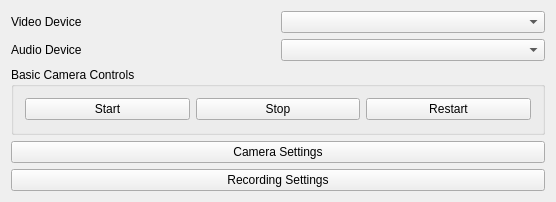
m-riley04/ModularSensorSystem, file src/Widgets/CameraControls/cameracontrols.ui: the form before one commit.
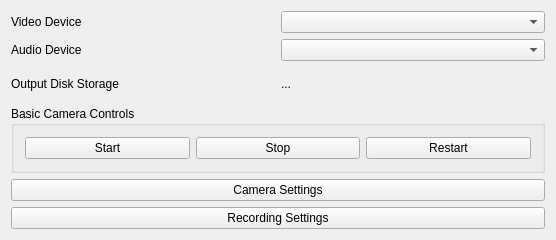
The form after the commit.

The edit to the form file:
```diff
--- a/src/Widgets/CameraControls/cameracontrols.ui
+++ b/src/Widgets/CameraControls/cameracontrols.ui
@@ -7,13 +7,19 @@
     <x>0</x>
     <y>0</y>
     <width>556</width>
-    <height>202</height>
+    <height>240</height>
    </rect>
   </property>
   <property name="windowTitle">
    <string>CameraControls</string>
   </property>
   <layout class="QGridLayout" name="gridLayout">
+   <item row="1" column="1">
+    <widget class="QComboBox" name="dropdownAudioDevices"/>
+   </item>
+   <item row="0" column="1">
+    <widget class="QComboBox" name="dropdownVideoDevices"/>
+   </item>
    <item row="0" column="0">
     <widget class="QLabel" name="label">
      <property name="text">
@@ -21,14 +27,7 @@
      </property>
     </widget>
    </item>
-   <item row="4" column="0" colspan="2">
-    <widget class="QPushButton" name="buttonRecordingSettings">
-     <property name="text">
-      <string>Recording Settings</string>
-     </property>
-    </widget>
-   </item>
-   <item row="2" column="0" colspan="2">
+   <item row="3" column="0" colspan="2">
     <widget class="QGroupBox" name="groupBox">
      <property name="title">
       <string>Basic Camera Controls</string>
@@ -58,13 +57,6 @@
      </layout>
     </widget>
    </item>
-   <item row="3" column="0" colspan="2">
-    <widget class="QPushButton" name="buttonCameraSettings">
-     <property name="text">
-      <string>Camera Settings</string>
-     </property>
-    </widget>
-   </item>
    <item row="1" column="0">
     <widget class="QLabel" name="label_2">
      <property name="text">
@@ -72,11 +64,33 @@
      </property>
     </widget>
    </item>
-   <item row="0" column="1">
-    <widget class="QComboBox" name="dropdownVideoDevices"/>
+   <item row="5" column="0" colspan="2">
+    <widget class="QPushButton" name="buttonRecordingSettings">
+     <property name="text">
+      <string>Recording Settings</string>
+     </property>
+    </widget>
    </item>
-   <item row="1" column="1">
-    <widget class="QComboBox" name="dropdownAudioDevices"/>
+   <item row="4" column="0" colspan="2">
+    <widget class="QPushButton" name="buttonCameraSettings">
+     <property name="text">
+      <string>Camera Settings</string>
+     </property>
+    </widget>
+   </item>
+   <item row="2" column="0">
+    <widget class="QLabel" name="label_3">
+     <property name="text">
+      <string>Output Disk Storage</string>
+     </property>
+    </widget>
+   </item>
+   <item row="2" column="1">
+    <widget class="QLabel" name="labelOutputStorage">
+     <property name="text">
+      <string>...</string>
+     </property>
+    </widget>
    </item>
   </layout>
  </widget>
```
